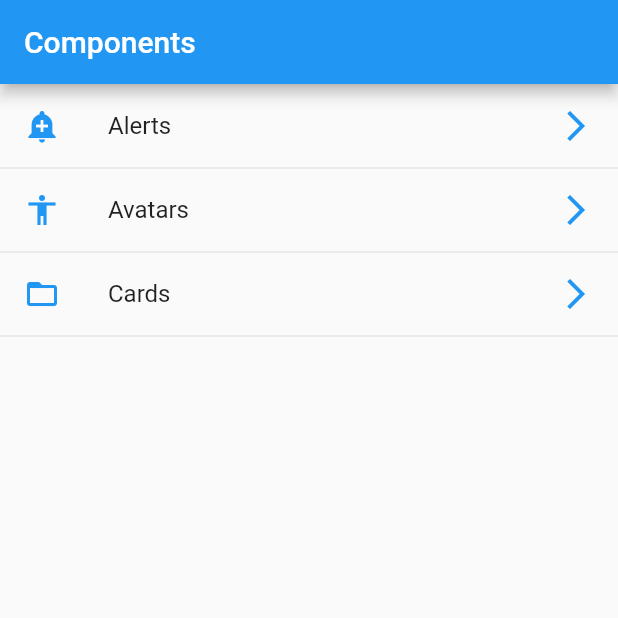
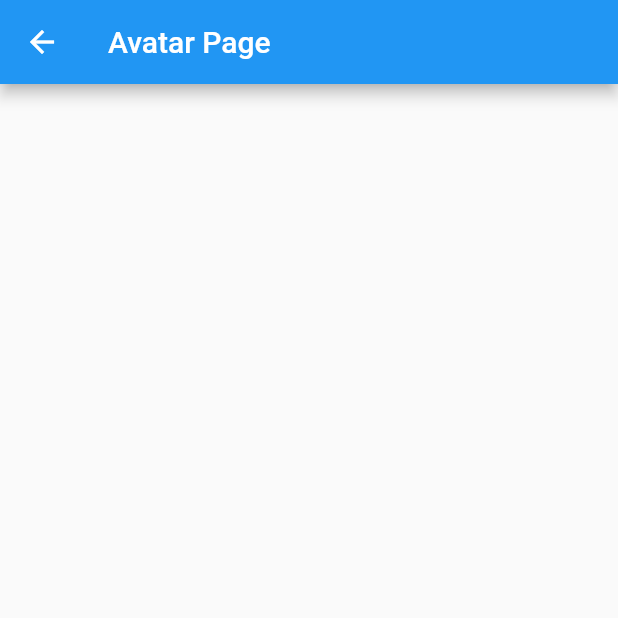
Before and after one commit to JCamiloo/flutter-widgets, a Flutter app: the screen it shows after launch, after a tap on "Avatars", on a phone screen of 412 x 824 dp, the top half of it. Run offline on Flutter 3.47's test engine with Material 2 defaults, Android fonts, the phone set to English and light mode, and no system bars.

Commit message:
alert and avatar page

```diff
--- a/lib/main.dart
+++ b/lib/main.dart
@@ -1,5 +1,6 @@
 import 'package:flutter/material.dart';
-import 'package:components/src/pages/home_page.dart';
+import 'package:components/src/routes/routes.dart';
+import 'package:components/src/pages/alert_page.dart';
 
 void main() => runApp(MyApp());
 
@@ -9,7 +10,13 @@ class MyApp extends StatelessWidget {
     return MaterialApp(
       debugShowCheckedModeBanner: false,
       title: 'Components',
-      home: HomePage()
+      initialRoute: '/',
+      routes: getApplicationRoutes(),
+      onGenerateRoute: (RouteSettings settings) {
+        return MaterialPageRoute(
+          builder: (BuildContext context) => AlertPage()
+        );
+      },
     );
   }
 }
--- /dev/null
+++ b/lib/src/pages/avatar_page.dart
@@ -0,0 +1,11 @@
+import 'package:flutter/material.dart';
+
+class AvatarPage extends StatelessWidget {
+
+  @override
+  Widget build(BuildContext context) {
+    return Scaffold(
+      appBar: AppBar(title: Text('Avatar Page')),
+    );
+  }
+}
--- a/lib/src/pages/home_page.dart
+++ b/lib/src/pages/home_page.dart
@@ -18,12 +18,12 @@ class HomePage extends StatelessWidget {
       future: menuProvider.loadData(),
       initialData: [],
       builder: (context, AsyncSnapshot<List<dynamic>> snapshot){
-        return ListView(children: _itemList(snapshot.data));
+        return ListView(children: _itemList(snapshot.data, context));
       },
     );
   }
 
-  List<Widget>_itemList(List<dynamic> data) {
+  List<Widget>_itemList(List<dynamic> data, BuildContext context) {
     final List<Widget> options = [];
 
     data.forEach((opt) {
@@ -31,7 +31,9 @@ class HomePage extends StatelessWidget {
         title: Text(opt['text']),
         leading: getIcon(opt['icon']),
         trailing: Icon(Icons.arrow_forward_ios, color: Colors.blue),
-        onTap: () {},
+        onTap: () {
+          Navigator.pushNamed(context, opt['route']);
+        },
       );
 
       options..add(widgetTemp)..add(Divider(height: 0.0,));
--- /dev/null
+++ b/lib/src/routes/routes.dart
@@ -0,0 +1,12 @@
+import 'package:flutter/material.dart';
+import 'package:components/src/pages/home_page.dart';
+import 'package:components/src/pages/alert_page.dart';
+import 'package:components/src/pages/avatar_page.dart';
+
+Map<String, WidgetBuilder> getApplicationRoutes() {
+  return <String, WidgetBuilder> {
+    '/' : (BuildContext context) => HomePage(),
+    'alert' : (BuildContext context) => AlertPage(),
+    'avatar' : (BuildContext context) => AvatarPage(),
+  };
+}
```
Also changed, not shown: lib/src/pages/alert_page.dart (added, +11 -0 lines).
